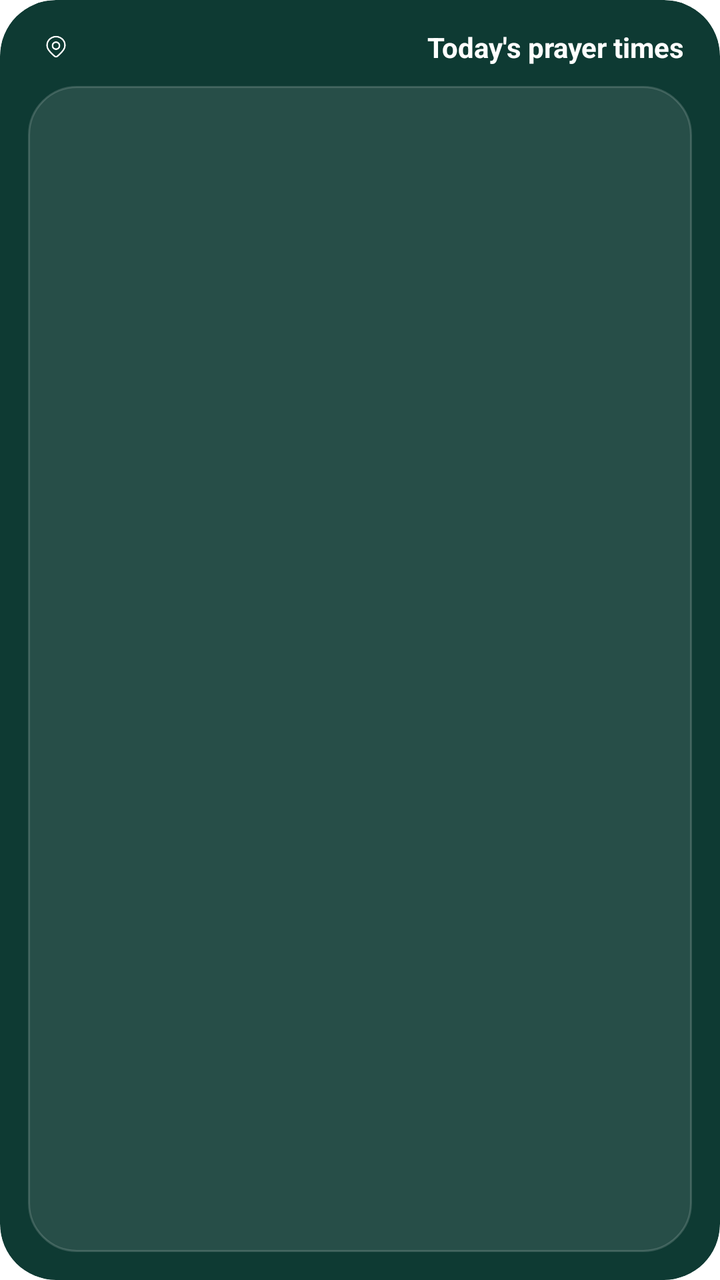
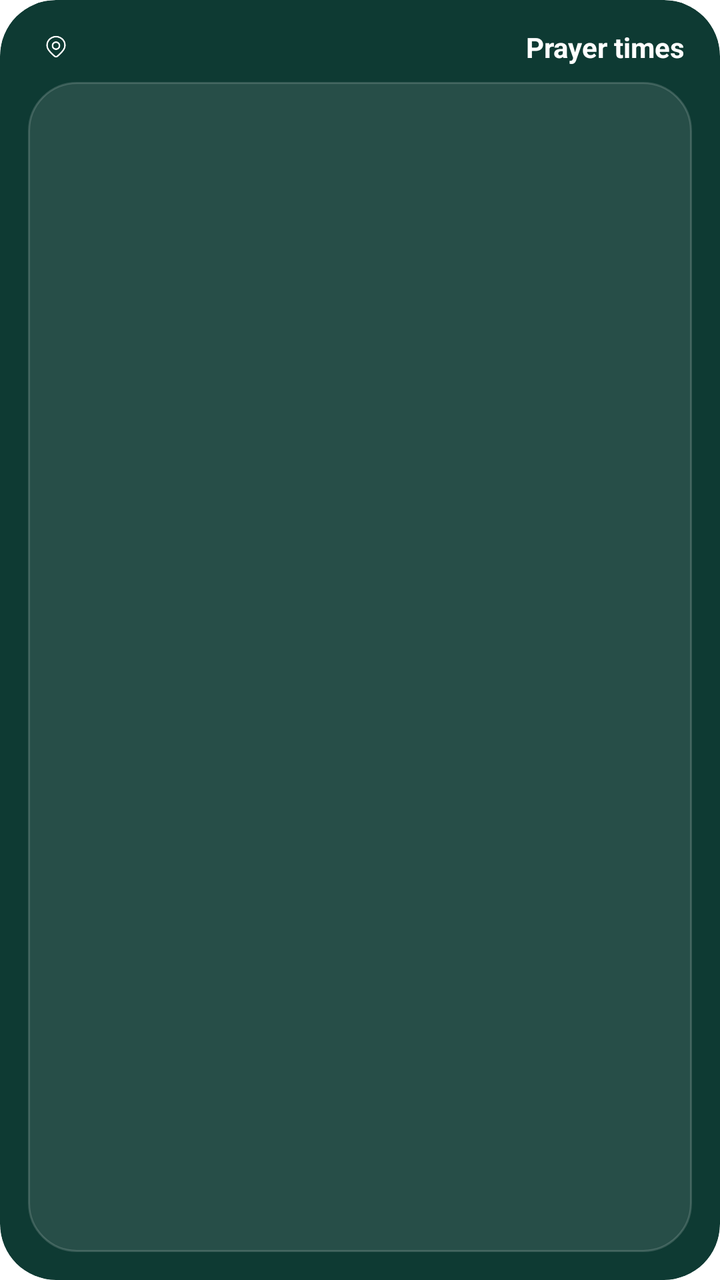

The first picture is an Android layout as it rendered before a commit; the second is the same layout after the commit. The layout source and the unified diff follow.
<!-- AndroidManifest.xml: fallback theme Theme.MaterialComponents.DayNight.NoActionBar -->
<!-- res/layout/widget_prayer_times_rtl.xml -->
<FrameLayout xmlns:android="http://schemas.android.com/apk/res/android"
  android:id="@+id/root"
  android:layout_width="match_parent"
  android:layout_height="match_parent"
  android:background="@drawable/widget_clip"
  android:clipToOutline="true"
  android:layoutDirection="rtl">

  <include layout="@layout/widget_prayer_times_body" />
</FrameLayout>
<!-- res/layout/widget_prayer_times_body.xml (included above) -->
<merge xmlns:android="http://schemas.android.com/apk/res/android">

  <ImageView
    android:id="@+id/bg"
    android:layout_width="match_parent"
    android:layout_height="match_parent"
    android:scaleType="fitXY" />

  <ImageView
    android:layout_width="match_parent"
    android:layout_height="match_parent"
    android:scaleType="centerCrop"
    android:src="@drawable/widget_decor" />

  <LinearLayout
    android:layout_width="match_parent"
    android:layout_height="match_parent"
    android:orientation="vertical"
    android:padding="14dp">

    <LinearLayout
      android:layout_width="match_parent"
      android:layout_height="wrap_content"
      android:gravity="center_vertical"
      android:orientation="horizontal"
      android:paddingStart="4dp"
      android:paddingEnd="4dp">

      <TextView
        android:id="@+id/title"
        android:layout_width="0dp"
        android:layout_height="wrap_content"
        android:layout_weight="1"
        android:ellipsize="end"
        android:maxLines="1"
        android:text="@string/widget_prayer_times"
        android:textAlignment="viewStart"
        android:textColor="#FFFFFFFF"
        android:textSize="14sp"
        android:textStyle="bold" />

      <ImageView
        android:id="@+id/cityIcon"
        android:layout_width="12dp"
        android:layout_height="12dp"
        android:layout_marginStart="8dp"
        android:src="@drawable/widget_ic_location" />

      <TextView
        android:id="@+id/city"
        android:layout_width="wrap_content"
        android:layout_height="wrap_content"
        android:layout_marginStart="4dp"
        android:ellipsize="end"
        android:maxLines="1"
        android:textColor="#D9FFFFFF"
        android:textSize="12sp" />
    </LinearLayout>

    <LinearLayout
      android:id="@+id/row"
      android:layout_width="match_parent"
      android:layout_height="0dp"
      android:layout_marginTop="10dp"
      android:layout_weight="1"
      android:background="@drawable/widget_strip"
      android:gravity="center_vertical"
      android:orientation="horizontal"
      android:padding="4dp" />

    <TextView
      android:id="@+id/empty"
      android:layout_width="match_parent"
      android:layout_height="0dp"
      android:layout_weight="1"
      android:gravity="center"
      android:text="@string/widget_open_app"
      android:textColor="#D9FFFFFF"
      android:textSize="12sp"
      android:visibility="gone" />
  </LinearLayout>
</merge>
<!-- resources referenced by this layout -->
<resources>
  <!-- drawable widget_clip (drawable) -->
  <shape xmlns:android="http://schemas.android.com/apk/res/android" android:shape="rectangle">
    <solid android:color="#FF0E3A33" />
    <corners android:radius="28dp" />
  </shape>
  <!-- drawable widget_decor: webp bitmap (drawable-nodpi, 54558 bytes) -->
  <!-- drawable widget_ic_location (drawable) -->
  <vector xmlns:android="http://schemas.android.com/apk/res/android"
    android:width="24dp"
    android:height="24dp"
    android:viewportWidth="24"
    android:viewportHeight="24">
    <path
      android:pathData="M13.6177 21.367C13.1841 21.773 12.6044 22 12.0011 22C11.3978 22 10.8182 21.773 10.3845 21.367C6.41302 17.626 1.09076 13.4469 3.68627 7.37966C5.08963 4.09916 8.45834 2 12.0011 2C15.5439 2 18.9126 4.09916 20.316 7.37966C22.9082 13.4393 17.599 17.6389 13.6177 21.367Z"
      android:strokeColor="#FFFFFFFF"
      android:strokeWidth="1.5" />
    <path
      android:pathData="M15.5 11C15.5 12.933 13.933 14.5 12 14.5C10.067 14.5 8.5 12.933 8.5 11C8.5 9.067 10.067 7.5 12 7.5C13.933 7.5 15.5 9.067 15.5 11Z"
      android:strokeColor="#FFFFFFFF"
      android:strokeWidth="1.5" />
  </vector>
  <!-- drawable widget_strip (drawable) -->
  <shape xmlns:android="http://schemas.android.com/apk/res/android" android:shape="rectangle">
    <solid android:color="#1AFFFFFF" />
    <stroke android:width="1dp" android:color="#29FFFFFF" />
    <corners android:radius="24dp" />
  </shape>
  <string name="widget_open_app">Open the app to load prayer times</string>
  <string name="widget_prayer_times">Today\'s prayer times</string>
</resources>

<!-- the commit's change to res/layout/widget_prayer_times_rtl.xml (unified diff, before → after) -->
@@ -5,11 +5,6 @@
   android:background="@drawable/widget_clip"
   android:clipToOutline="true"
   android:layoutDirection="rtl">
-
-  <include layout="@layout/widget_prayer_times_body" />
-</FrameLayout>
-<!-- res/layout/widget_prayer_times_body.xml (included above) -->
-<merge xmlns:android="http://schemas.android.com/apk/res/android">
 
   <ImageView
     android:id="@+id/bg"
@@ -26,16 +21,19 @@
   <LinearLayout
     android:layout_width="match_parent"
     android:layout_height="match_parent"
+    android:id="@+id/body"
     android:orientation="vertical"
     android:padding="14dp">
 
     <LinearLayout
+      android:id="@+id/header"
       android:layout_width="match_parent"
       android:layout_height="wrap_content"
       android:gravity="center_vertical"
       android:orientation="horizontal"
       android:paddingStart="4dp"
-      android:paddingEnd="4dp">
+      android:paddingEnd="4dp"
+      android:paddingBottom="8dp">
 
       <TextView
         android:id="@+id/title"
@@ -72,7 +70,6 @@
       android:id="@+id/row"
       android:layout_width="match_parent"
       android:layout_height="0dp"
-      android:layout_marginTop="10dp"
       android:layout_weight="1"
       android:background="@drawable/widget_strip"
       android:gravity="center_vertical"
@@ -90,4 +87,4 @@
       android:textSize="12sp"
       android:visibility="gone" />
   </LinearLayout>
-</merge>
+</FrameLayout>
<!-- resource entries referenced after the edit -->
@@ -28,6 +28,6 @@
     <corners android:radius="24dp" />
   </shape>
   <string name="widget_open_app">Open the app to load prayer times</string>
-  <string name="widget_prayer_times">Today\'s prayer times</string>
+  <string name="widget_prayer_times">Prayer times</string>
 </resources>
 
